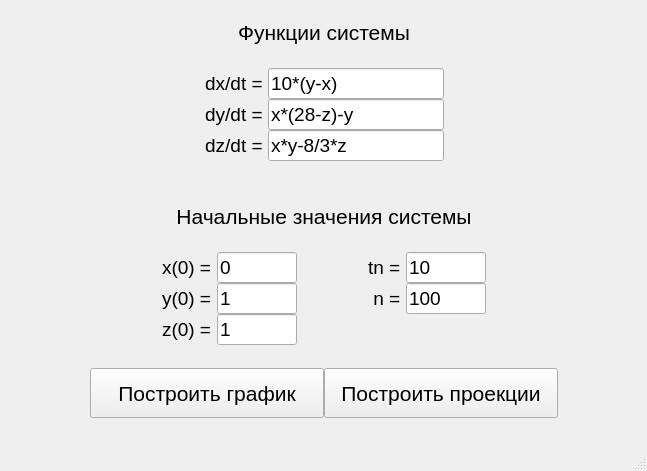
Qt form venv/main_form.ui (Alex2135/Kursach) before a commit.
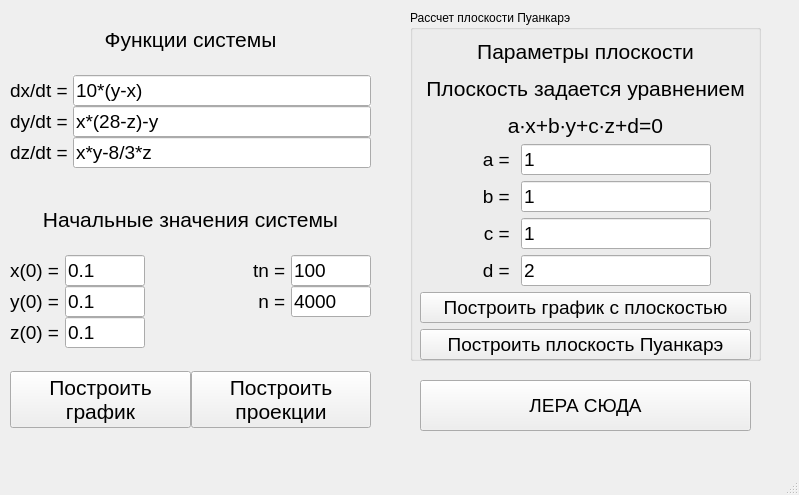
The same form after that commit.

Commit message: Kursach with Puankare plane

```diff
--- a/venv/main_form.ui
+++ b/venv/main_form.ui
@@ -6,20 +6,29 @@
    <rect>
     <x>0</x>
     <y>0</y>
-    <width>647</width>
-    <height>471</height>
+    <width>799</width>
+    <height>495</height>
    </rect>
   </property>
+  <property name="sizePolicy">
+   <sizepolicy hsizetype="Fixed" vsizetype="Fixed">
+    <horstretch>0</horstretch>
+    <verstretch>0</verstretch>
+   </sizepolicy>
+  </property>
   <property name="windowTitle">
-   <string>MainWindow</string>
+   <string>Курсовая работа</string>
+  </property>
+  <property name="documentMode">
+   <bool>false</bool>
   </property>
   <widget class="QWidget" name="centralwidget">
    <widget class="QWidget" name="gridLayoutWidget_2">
     <property name="geometry">
      <rect>
-      <x>90</x>
-      <y>0</y>
-      <width>468</width>
+      <x>10</x>
+      <y>10</y>
+      <width>361</width>
       <height>418</height>
      </rect>
     </property>
@@ -32,39 +41,7 @@
        <property name="sizeConstraint">
         <enum>QLayout::SetFixedSize</enum>
        </property>
-       <item row="0" column="6">
-        <widget class="QLineEdit" name="tn">
-         <property name="maximumSize">
-          <size>
-           <width>80</width>
-           <height>16777215</height>
-          </size>
-         </property>
-         <property name="font">
-          <font>
-           <family>Arial</family>
-           <pointsize>14</pointsize>
-          </font>
-         </property>
-         <property name="text">
-          <string>10</string>
-         </property>
-        </widget>
-       </item>
-       <item row="1" column="5">
-        <widget class="QLabel" name="label_7">
-         <property name="font">
-          <font>
-           <family>Arial</family>
-           <pointsize>14</pointsize>
-          </font>
-         </property>
-         <property name="text">
-          <string> n = </string>
-         </property>
-        </widget>
-       </item>
-       <item row="0" column="1">
+       <item row="0" column="0">
         <widget class="QLabel" name="label_5">
          <property name="font">
           <font>
@@ -80,7 +57,20 @@
          </property>
         </widget>
        </item>
-       <item row="1" column="1">
+       <item row="1" column="4">
+        <widget class="QLabel" name="label_7">
+         <property name="font">
+          <font>
+           <family>Arial</family>
+           <pointsize>14</pointsize>
+          </font>
+         </property>
+         <property name="text">
+          <string> n = </string>
+         </property>
+        </widget>
+       </item>
+       <item row="1" column="0">
         <widget class="QLabel" name="label_6">
          <property name="font">
           <font>
@@ -96,7 +86,7 @@
          </property>
         </widget>
        </item>
-       <item row="2" column="1">
+       <item row="2" column="0">
         <widget class="QLabel" name="label_8">
          <property name="font">
           <font>
@@ -112,20 +102,7 @@
          </property>
         </widget>
        </item>
-       <item row="1" column="0">
-        <spacer name="horizontalSpacer_3">
-         <property name="orientation">
-          <enum>Qt::Horizontal</enum>
-         </property>
-         <property name="sizeHint" stdset="0">
-          <size>
-           <width>40</width>
-           <height>20</height>
-          </size>
-         </property>
-        </spacer>
-       </item>
-       <item row="2" column="2">
+       <item row="2" column="1">
         <widget class="QLineEdit" name="z_0">
          <property name="maximumSize">
           <size>
@@ -140,25 +117,37 @@
           </font>
          </property>
          <property name="text">
-          <string>1</string>
+          <string>0.1</string>
+         </property>
+         <property name="cursorPosition">
+          <number>3</number>
+         </property>
+        </widget>
+       </item>
+       <item row="0" column="1">
+        <widget class="QLineEdit" name="x_0">
+         <property name="maximumSize">
+          <size>
+           <width>80</width>
+           <height>16777215</height>
+          </size>
+         </property>
+         <property name="font">
+          <font>
+           <family>Arial</family>
+           <pointsize>14</pointsize>
+          </font>
+         </property>
+         <property name="text">
+          <string>0.1</string>
+         </property>
+         <property name="cursorPosition">
+          <number>3</number>
          </property>
         </widget>
        </item>
        <item row="0" column="5">
-        <widget class="QLabel" name="label_4">
-         <property name="font">
-          <font>
-           <family>Arial</family>
-           <pointsize>14</pointsize>
-          </font>
-         </property>
-         <property name="text">
-          <string>tn = </string>
-         </property>
-        </widget>
-       </item>
-       <item row="1" column="6">
-        <widget class="QLineEdit" name="NBig">
+        <widget class="QLineEdit" name="tn">
          <property name="maximumSize">
           <size>
            <width>80</width>
@@ -176,7 +165,29 @@
          </property>
         </widget>
        </item>
-       <item row="1" column="4">
+       <item row="1" column="5">
+        <widget class="QLineEdit" name="NBig">
+         <property name="maximumSize">
+          <size>
+           <width>80</width>
+           <height>16777215</height>
+          </size>
+         </property>
+         <property name="font">
+          <font>
+           <family>Arial</family>
+           <pointsize>14</pointsize>
+          </font>
+         </property>
+         <property name="text">
+          <string>4000</string>
+         </property>
+         <property name="cursorPosition">
+          <number>4</number>
+         </property>
+        </widget>
+       </item>
+       <item row="1" column="3">
         <spacer name="horizontalSpacer">
          <property name="orientation">
           <enum>Qt::Horizontal</enum>
@@ -189,7 +200,7 @@
          </property>
         </spacer>
        </item>
-       <item row="1" column="2">
+       <item row="1" column="1">
         <widget class="QLineEdit" name="y_0">
          <property name="maximumSize">
           <size>
@@ -204,18 +215,15 @@
           </font>
          </property>
          <property name="text">
-          <string>1</string>
+          <string>0.1</string>
+         </property>
+         <property name="cursorPosition">
+          <number>3</number>
          </property>
         </widget>
        </item>
-       <item row="0" column="2">
-        <widget class="QLineEdit" name="x_0">
-         <property name="maximumSize">
-          <size>
-           <width>80</width>
-           <height>16777215</height>
-          </size>
-         </property>
+       <item row="0" column="4">
+        <widget class="QLabel" name="label_4">
          <property name="font">
           <font>
            <family>Arial</family>
@@ -223,23 +231,10 @@
           </font>
          </property>
          <property name="text">
-          <string>0</string>
+          <string>tn = </string>
          </property>
         </widget>
        </item>
-       <item row="1" column="7">
-        <spacer name="horizontalSpacer_5">
-         <property name="orientation">
-          <enum>Qt::Horizontal</enum>
-         </property>
-         <property name="sizeHint" stdset="0">
-          <size>
-           <width>40</width>
-           <height>20</height>
-          </size>
-         </property>
-        </spacer>
-       </item>
       </layout>
      </item>
      <item row="2" column="0">
@@ -279,7 +274,8 @@
           </font>
          </property>
          <property name="text">
-          <string>Построить график</string>
+          <string>Построить 
+график</string>
          </property>
         </widget>
        </item>
@@ -303,7 +299,8 @@
           </font>
          </property>
          <property name="text">
-          <string>Построить проекции</string>
+          <string>Построить
+проекции</string>
          </property>
         </widget>
        </item>
@@ -311,7 +308,7 @@
      </item>
      <item row="1" column="0">
       <layout class="QGridLayout" name="gridLayout">
-       <item row="0" column="2">
+       <item row="0" column="1">
         <widget class="QLineEdit" name="func_dx">
          <property name="font">
           <font>
@@ -319,39 +316,19 @@
            <pointsize>14</pointsize>
           </font>
          </property>
+         <property name="autoFillBackground">
+          <bool>true</bool>
+         </property>
          <property name="text">
           <string>10*(y-x)</string>
          </property>
-        </widget>
-       </item>
-       <item row="1" column="0">
-        <spacer name="horizontalSpacer_2">
-         <property name="orientation">
-          <enum>Qt::Horizontal</enum>
+         <property name="cursorPosition">
+          <number>1</number>
          </property>
-         <property name="sizeHint" stdset="0">
-          <size>
-           <width>20</width>
-           <height>20</height>
-          </size>
-         </property>
-        </spacer>
-       </item>
-       <item row="2" column="2">
-        <widget class="QLineEdit" name="func_dz">
-         <property name="font">
-          <font>
-           <family>Arial</family>
-           <pointsize>14</pointsize>
-          </font>
-         </property>
-         <property name="text">
-          <string>x*y-8/3*z</string>
-         </property>
         </widget>
        </item>
-       <item row="1" column="1">
-        <widget class="QLabel" name="label_2">
+       <item row="2" column="0">
+        <widget class="QLabel" name="label_3">
          <property name="font">
           <font>
            <family>Arial</family>
@@ -359,14 +336,14 @@
           </font>
          </property>
          <property name="text">
-          <string>dy/dt = </string>
+          <string>dz/dt = </string>
          </property>
          <property name="alignment">
           <set>Qt::AlignCenter</set>
          </property>
         </widget>
        </item>
-       <item row="0" column="1">
+       <item row="0" column="0">
         <widget class="QLabel" name="label">
          <property name="font">
           <font>
@@ -382,7 +359,23 @@
          </property>
         </widget>
        </item>
-       <item row="1" column="2">
+       <item row="2" column="1">
+        <widget class="QLineEdit" name="func_dz">
+         <property name="font">
+          <font>
+           <family>Arial</family>
+           <pointsize>14</pointsize>
+          </font>
+         </property>
+         <property name="text">
+          <string>x*y-8/3*z</string>
+         </property>
+         <property name="cursorPosition">
+          <number>3</number>
+         </property>
+        </widget>
+       </item>
+       <item row="1" column="1">
         <widget class="QLineEdit" name="func_dy">
          <property name="font">
           <font>
@@ -395,8 +388,8 @@
          </property>
         </widget>
        </item>
-       <item row="2" column="1">
-        <widget class="QLabel" name="label_3">
+       <item row="1" column="0">
+        <widget class="QLabel" name="label_2">
          <property name="font">
           <font>
            <family>Arial</family>
@@ -404,26 +397,13 @@
           </font>
          </property>
          <property name="text">
-          <string>dz/dt = </string>
+          <string>dy/dt = </string>
          </property>
          <property name="alignment">
           <set>Qt::AlignCenter</set>
          </property>
         </widget>
        </item>
-       <item row="1" column="3">
-        <spacer name="horizontalSpacer_4">
-         <property name="orientation">
-          <enum>Qt::Horizontal</enum>
-         </property>
-         <property name="sizeHint" stdset="0">
-          <size>
-           <width>20</width>
-           <height>20</height>
-          </size>
-         </property>
-        </spacer>
-       </item>
       </layout>
      </item>
      <item row="0" column="0">
@@ -443,6 +423,272 @@
      </item>
     </layout>
    </widget>
+   <widget class="QGroupBox" name="groupBox">
+    <property name="geometry">
+     <rect>
+      <x>410</x>
+      <y>10</y>
+      <width>351</width>
+      <height>351</height>
+     </rect>
+    </property>
+    <property name="title">
+     <string>Рассчет плоскости Пуанкарэ</string>
+    </property>
+    <widget class="QWidget" name="gridLayoutWidget">
+     <property name="geometry">
+      <rect>
+       <x>10</x>
+       <y>20</y>
+       <width>331</width>
+       <height>330</height>
+      </rect>
+     </property>
+     <layout class="QGridLayout" name="gridLayout_4">
+      <item row="3" column="0">
+       <widget class="QPushButton" name="button_plot_graph_with_plane">
+        <property name="font">
+         <font>
+          <family>Arial</family>
+          <pointsize>14</pointsize>
+         </font>
+        </property>
+        <property name="text">
+         <string>Построить график с плоскостью</string>
+        </property>
+       </widget>
+      </item>
+      <item row="2" column="0">
+       <layout class="QGridLayout" name="gridLayout_6">
+        <item row="1" column="0">
+         <widget class="QLabel" name="label_13">
+          <property name="sizePolicy">
+           <sizepolicy hsizetype="Preferred" vsizetype="Preferred">
+            <horstretch>20</horstretch>
+            <verstretch>0</verstretch>
+           </sizepolicy>
+          </property>
+          <property name="font">
+           <font>
+            <family>Arial</family>
+            <pointsize>14</pointsize>
+           </font>
+          </property>
+          <property name="text">
+           <string>b = </string>
+          </property>
+          <property name="alignment">
+           <set>Qt::AlignRight|Qt::AlignTrailing|Qt::AlignVCenter</set>
+          </property>
+         </widget>
+        </item>
+        <item row="3" column="1">
+         <widget class="QLineEdit" name="plane_d">
+          <property name="sizePolicy">
+           <sizepolicy hsizetype="Expanding" vsizetype="Fixed">
+            <horstretch>40</horstretch>
+            <verstretch>0</verstretch>
+           </sizepolicy>
+          </property>
+          <property name="font">
+           <font>
+            <family>Arial</family>
+            <pointsize>14</pointsize>
+           </font>
+          </property>
+          <property name="text">
+           <string>2</string>
+          </property>
+         </widget>
+        </item>
+        <item row="2" column="0">
+         <widget class="QLabel" name="label_14">
+          <property name="sizePolicy">
+           <sizepolicy hsizetype="Preferred" vsizetype="Preferred">
+            <horstretch>20</horstretch>
+            <verstretch>0</verstretch>
+           </sizepolicy>
+          </property>
+          <property name="font">
+           <font>
+            <family>Arial</family>
+            <pointsize>14</pointsize>
+           </font>
+          </property>
+          <property name="text">
+           <string>c = </string>
+          </property>
+          <property name="alignment">
+           <set>Qt::AlignRight|Qt::AlignTrailing|Qt::AlignVCenter</set>
+          </property>
+         </widget>
+        </item>
+        <item row="0" column="1">
+         <widget class="QLineEdit" name="plane_a">
+          <property name="sizePolicy">
+           <sizepolicy hsizetype="Expanding" vsizetype="Fixed">
+            <horstretch>40</horstretch>
+            <verstretch>0</verstretch>
+           </sizepolicy>
+          </property>
+          <property name="font">
+           <font>
+            <family>Arial</family>
+            <pointsize>14</pointsize>
+           </font>
+          </property>
+          <property name="text">
+           <string>1</string>
+          </property>
+         </widget>
+        </item>
+        <item row="0" column="0">
+         <widget class="QLabel" name="label_9">
+          <property name="sizePolicy">
+           <sizepolicy hsizetype="Preferred" vsizetype="Preferred">
+            <horstretch>20</horstretch>
+            <verstretch>0</verstretch>
+           </sizepolicy>
+          </property>
+          <property name="font">
+           <font>
+            <family>Arial</family>
+            <pointsize>14</pointsize>
+           </font>
+          </property>
+          <property name="text">
+           <string>a = </string>
+          </property>
+          <property name="alignment">
+           <set>Qt::AlignRight|Qt::AlignTrailing|Qt::AlignVCenter</set>
+          </property>
+         </widget>
+        </item>
+        <item row="2" column="1">
+         <widget class="QLineEdit" name="plane_c">
+          <property name="sizePolicy">
+           <sizepolicy hsizetype="Expanding" vsizetype="Fixed">
+            <horstretch>40</horstretch>
+            <verstretch>0</verstretch>
+           </sizepolicy>
+          </property>
+          <property name="font">
+           <font>
+            <family>Arial</family>
+            <pointsize>14</pointsize>
+           </font>
+          </property>
+          <property name="text">
+           <string>1</string>
+          </property>
+         </widget>
+        </item>
+        <item row="1" column="1">
+         <widget class="QLineEdit" name="plane_b">
+          <property name="sizePolicy">
+           <sizepolicy hsizetype="Expanding" vsizetype="Fixed">
+            <horstretch>40</horstretch>
+            <verstretch>0</verstretch>
+           </sizepolicy>
+          </property>
+          <property name="font">
+           <font>
+            <family>Arial</family>
+            <pointsize>14</pointsize>
+           </font>
+          </property>
+          <property name="text">
+           <string>1</string>
+          </property>
+         </widget>
+        </item>
+        <item row="3" column="0">
+         <widget class="QLabel" name="label_15">
+          <property name="sizePolicy">
+           <sizepolicy hsizetype="Preferred" vsizetype="Preferred">
+            <horstretch>20</horstretch>
+            <verstretch>0</verstretch>
+           </sizepolicy>
+          </property>
+          <property name="font">
+           <font>
+            <family>Arial</family>
+            <pointsize>14</pointsize>
+           </font>
+          </property>
+          <property name="text">
+           <string>d = </string>
+          </property>
+          <property name="alignment">
+           <set>Qt::AlignRight|Qt::AlignTrailing|Qt::AlignVCenter</set>
+          </property>
+         </widget>
+        </item>
+        <item row="0" column="2">
+         <spacer name="horizontalSpacer_2">
+          <property name="orientation">
+           <enum>Qt::Horizontal</enum>
+          </property>
+          <property name="sizeHint" stdset="0">
+           <size>
+            <width>40</width>
+            <height>20</height>
+           </size>
+          </property>
+         </spacer>
+        </item>
+       </layout>
+      </item>
+      <item row="4" column="0">
+       <widget class="QPushButton" name="button_plot_Puankare_plane">
+        <property name="font">
+         <font>
+          <family>Arial</family>
+          <pointsize>14</pointsize>
+         </font>
+        </property>
+        <property name="text">
+         <string>Построить плоскость Пуанкарэ</string>
+        </property>
+       </widget>
+      </item>
+      <item row="1" column="0">
+       <widget class="QLabel" name="label_12">
+        <property name="font">
+         <font>
+          <pointsize>16</pointsize>
+         </font>
+        </property>
+        <property name="text">
+         <string>&lt;html&gt;&lt;head/&gt;&lt;body&gt;&lt;p&gt;Параметры плоскости&lt;/p&gt;&lt;p&gt;Плоскость задается уравнением&lt;/p&gt;&lt;p&gt;a&amp;#8729;x+b&amp;#8729;y+c&amp;#8729;z+d=0&lt;/p&gt;&lt;/body&gt;&lt;/html&gt;</string>
+        </property>
+        <property name="alignment">
+         <set>Qt::AlignBottom|Qt::AlignHCenter</set>
+        </property>
+       </widget>
+      </item>
+     </layout>
+    </widget>
+   </widget>
+   <widget class="QPushButton" name="button_matrix_window">
+    <property name="geometry">
+     <rect>
+      <x>420</x>
+      <y>380</y>
+      <width>331</width>
+      <height>51</height>
+     </rect>
+    </property>
+    <property name="font">
+     <font>
+      <family>Arial</family>
+      <pointsize>14</pointsize>
+     </font>
+    </property>
+    <property name="text">
+     <string>ЛЕРА СЮДА</string>
+    </property>
+   </widget>
   </widget>
   <widget class="QMenuBar" name="menubar">
    <property name="geometry">
```
Left out of the diff: 11 changed lines with no effect on the pictures. The commit also changes 7 other files.
